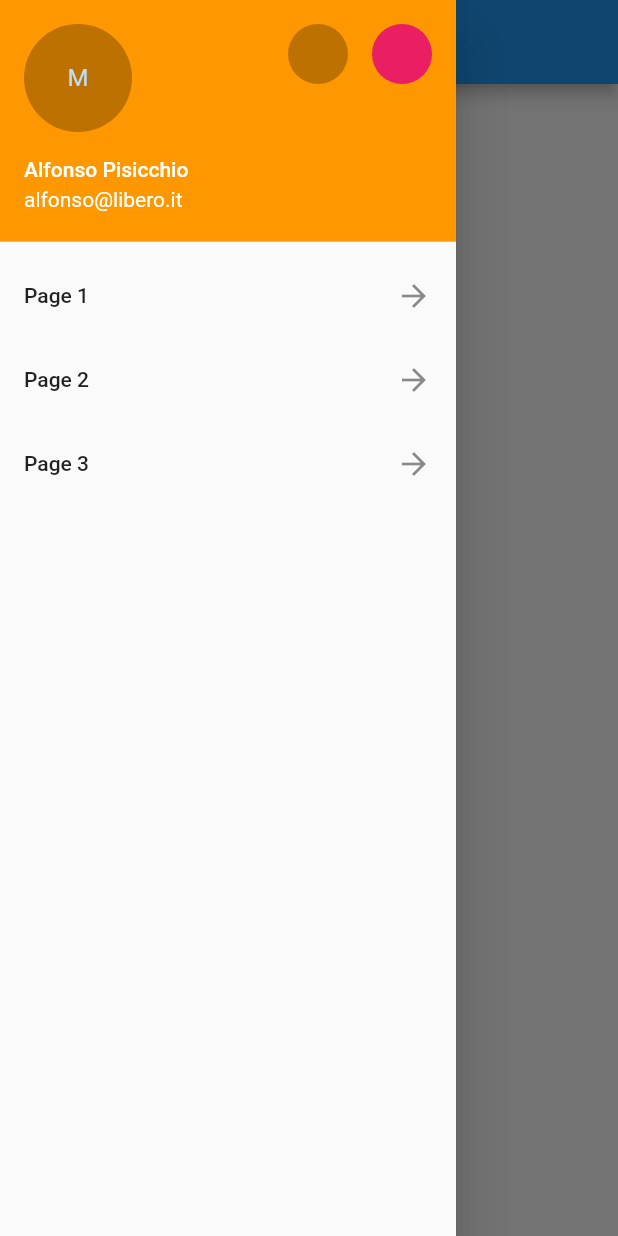
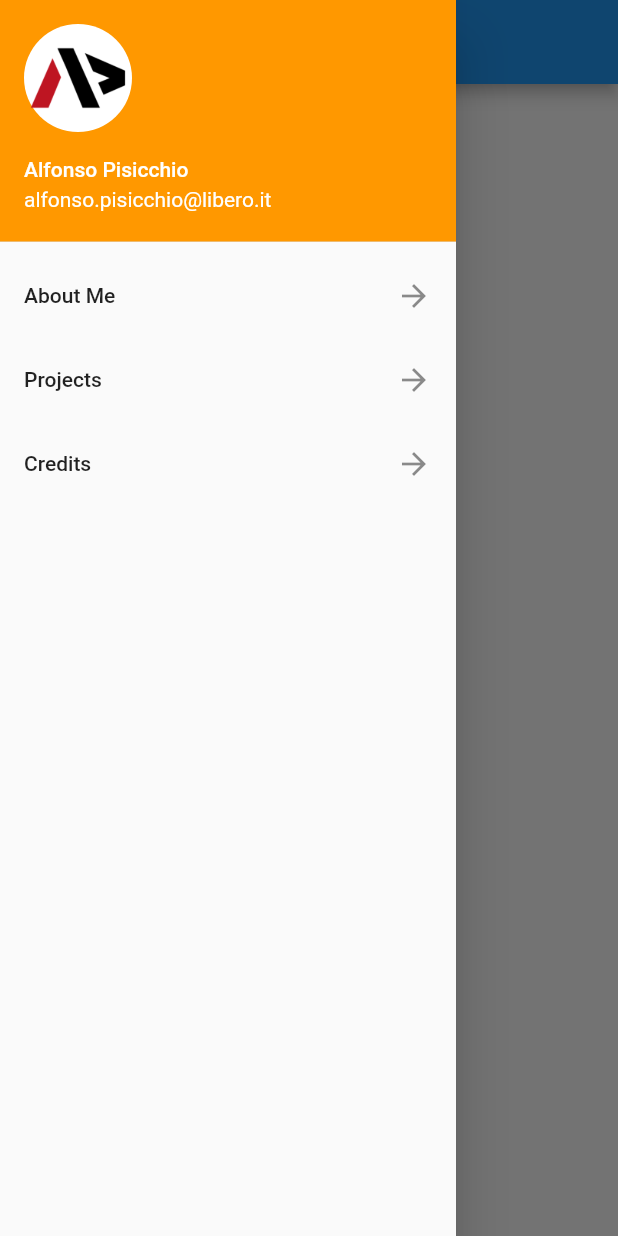
Before and after one commit to Forz70043/flutter_app, a Flutter app: the screen it shows after launch, with the side drawer open, on a phone screen of 412 x 824 dp. Run offline on Flutter 3.47's test engine with Material 2 defaults, Android fonts, the phone set to English and light mode, and no system bars; missing offline and left inert: contactus.

Commit message:
Added image & fix navigation page3

```diff
--- a/my_app/lib/main.dart
+++ b/my_app/lib/main.dart
@@ -1,6 +1,8 @@
 import 'package:flutter/material.dart';
 import 'package:flutter/services.dart';
 import 'package:my_app/routes/routes.dart';
+import 'package:my_app/screens/screens.dart';
+import 'package:contactus/contactus.dart';
 
 void main() {
   runApp(new MaterialApp(home: new Application()));
@@ -15,11 +17,13 @@ class Application extends StatefulWidget {
 class _ApplicationState extends State<Application> {
 
   String mtext=' ';
+  static const _PATH = "assets/images/ap-logo";
+  static const _PIC01 = "$_PATH/AP-dev1.png";
 
   Widget build(BuildContext context){
     return new Scaffold(
       appBar: //new MyCustomAppBar(titleAppBar: 'XXX Custom',backgroundColor: 'green',centerTitle: true).getCustomAppBar(
-        new AppBar(title: new Text('AppBar Widget'),
+        new AppBar(title: new Text('Alfonso Pisicchio'),
         /*
         backgroundColor: Colors.lightBlue,
         leading: new Icon(Icons.menu),
@@ -45,24 +49,29 @@ class _ApplicationState extends State<Application> {
         child: new ListView(
           children: <Widget>[
             new UserAccountsDrawerHeader(
-              accountEmail: new Text('alfonso@libero.it'),
+              accountEmail: new Text('alfonso.pisicchio@libero.it'),
               accountName: new Text('Alfonso Pisicchio'),
-              currentAccountPicture: new CircleAvatar(backgroundColor: Colors.black26,child: new Text('M')),
-              decoration: new BoxDecoration(color: Colors.orange),
+              currentAccountPicture: new CircleAvatar(backgroundColor: Colors.white,child: new Image(image: AssetImage(_PIC01))),
+              decoration: new BoxDecoration(color: Colors.orange)
+              /*,
               otherAccountsPictures: <Widget>[
                 new CircleAvatar(backgroundColor: Colors.black26,),
                 new CircleAvatar(backgroundColor: Colors.pink,)
               ],
+              */
             ),
             new ListTile(
-              title: new Text('Page 1'),
+              title: new Text('About Me'),
               trailing: new Icon(Icons.arrow_forward),
               onTap: ()=>Navigator.of(context).push(new MaterialPageRoute(builder: (BuildContext context)=>new Routes('Page 1'))),),
             new ListTile(
-              title: new Text('Page 2'),
+              title: new Text('Projects'),
               trailing: new Icon(Icons.arrow_forward),
               onTap: ()=>Navigator.of(context).push(new MaterialPageRoute(builder: (BuildContext context)=>new Routes('Page 2'))),),
-            new ListTile(title: new Text('Page 3'),trailing: new Icon(Icons.arrow_forward)),
+            new ListTile(
+              title: new Text('Credits'),
+              trailing: new Icon(Icons.arrow_forward),
+              onTap: ()=>Navigator.of(context).push(new MaterialPageRoute(builder: (BuildContext context)=>new Routes('Page 3'))),),
           ]
         ),
       ),
```
